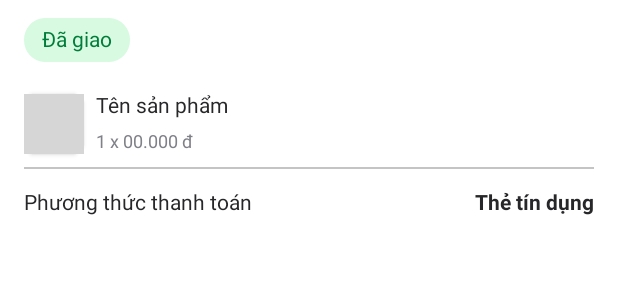
After one commit to SurgeousJP/GearshopApp, an Android app: the layout list_order_status.xml on its own in the app's theme, with its tools: preview values and no code run, on a phone screen of 412 x 824 dp. The commit adds this screen. Shown: the top 300 px of the screen. Run offline under Robolectric (Android 15) with nearby library versions, the phone set to English and light mode, and no system bars; grey boxes are pictures that could not be loaded.

Commit message:
update order management

```diff
--- /dev/null
+++ b/app/src/main/res/drawable/delivered_box.xml
@@ -0,0 +1,9 @@
+<vector xmlns:android="http://schemas.android.com/apk/res/android"
+    android:width="74dp"
+    android:height="29dp"
+    android:viewportWidth="74"
+    android:viewportHeight="29">
+  <path
+      android:pathData="M14.5,0L59.5,0A14.5,14.5 0,0 1,74 14.5L74,14.5A14.5,14.5 0,0 1,59.5 29L14.5,29A14.5,14.5 0,0 1,0 14.5L0,14.5A14.5,14.5 0,0 1,14.5 0z"
+      android:fillColor="#D7FAE0"/>
+</vector>
--- a/app/src/main/res/layout/cart.xml
+++ b/app/src/main/res/layout/cart.xml
@@ -323,7 +323,7 @@
                                 android:layout_marginTop="4dp"
                                 android:gravity="top"
                                 android:lineSpacingExtra="4sp"
-                                android:text="Tiki Now"
+                                android:text="Giaohangnhanh"
                                 android:textAppearance="@style/label_shipp"
                                 android:textStyle="bold"
                                 android:translationY="-2.03sp"
--- /dev/null
+++ b/app/src/main/res/layout/list_order_status.xml
@@ -0,0 +1,156 @@
+<?xml version="1.0" encoding="utf-8"?>
+<androidx.constraintlayout.widget.ConstraintLayout xmlns:android="http://schemas.android.com/apk/res/android"
+    xmlns:app="http://schemas.android.com/apk/res-auto"
+    xmlns:tools="http://schemas.android.com/tools"
+    android:layout_width="match_parent"
+    android:layout_height="match_parent">
+
+    <androidx.constraintlayout.widget.ConstraintLayout
+        android:layout_width="match_parent"
+        android:layout_height="165dp"
+        app:layout_constraintEnd_toEndOf="parent"
+        app:layout_constraintStart_toStartOf="parent"
+        app:layout_constraintTop_toTopOf="parent"
+        android:background="@drawable/cart_box"
+        android:id="@+id/order_status_box">
+        <!--Đã hủy text color: #BF1D28, contraint background: cancel_box-->
+        <!--Đang xử lý text color: #007D3A, contraint background: delivery_box-->
+        <!--Đã giao hàng text color: #007D3A, contraint background: delivered_box-->
+        <!--Đang giao hàng text color: #007D3A, contraint background: delivery_box-->
+        <androidx.constraintlayout.widget.ConstraintLayout
+            android:layout_marginTop="12dp"
+            android:layout_marginLeft="16dp"
+            android:layout_width="wrap_content"
+            android:layout_height="29dp"
+            android:background="@drawable/delivered_box"
+            android:id="@+id/order_status_border"
+            app:layout_constraintTop_toTopOf="parent"
+            app:layout_constraintStart_toStartOf="parent">
+
+            <TextView
+                android:layout_marginHorizontal="12dp"
+                android:id="@+id/content_sta"
+                android:layout_width="wrap_content"
+                android:layout_height="21dp"
+                android:gravity="top"
+                android:lineSpacingExtra="4sp"
+                android:text="Đã giao"
+                android:textColor="#007D3A"
+                android:textSize="14sp"
+                app:layout_constraintBottom_toBottomOf="parent"
+                app:layout_constraintEnd_toEndOf="parent"
+                app:layout_constraintStart_toStartOf="parent"
+                app:layout_constraintTop_toTopOf="parent" />
+        </androidx.constraintlayout.widget.ConstraintLayout>
+
+        <androidx.constraintlayout.widget.ConstraintLayout
+            android:id="@+id/produ_info_list_order_status"
+            android:layout_width="match_parent"
+            android:layout_height="58dp"
+            android:layout_marginTop="12dp"
+            android:layout_marginHorizontal="16dp"
+            app:layout_constraintEnd_toEndOf="parent"
+            app:layout_constraintStart_toStartOf="parent"
+            app:layout_constraintTop_toBottomOf="@id/order_status_border">
+
+            <androidx.cardview.widget.CardView
+                android:id="@+id/account_avatar_item"
+                android:layout_width="40dp"
+                android:layout_height="40dp"
+                app:cardBackgroundColor="@color/white"
+                app:cardCornerRadius="10dp"
+                app:layout_constraintBottom_toBottomOf="parent"
+                app:layout_constraintStart_toStartOf="parent"
+                app:layout_constraintTop_toTopOf="parent">
+
+                <androidx.cardview.widget.CardView
+                    android:layout_width="40dp"
+                    android:layout_height="40dp"
+                    android:layout_gravity="center"
+                    app:cardCornerRadius="10dp">
+
+                    <ImageView
+                        android:id="@+id/account_avartar"
+                        android:layout_width="40dp"
+                        android:layout_height="40dp"
+                        android:scaleType="centerCrop"
+                        android:src="@drawable/a1" />
+
+                </androidx.cardview.widget.CardView>
+            </androidx.cardview.widget.CardView>
+
+            <TextView
+                android:layout_marginLeft="8dp"
+                android:layout_marginTop="8.5dp"
+                android:id="@+id/label_produ"
+                android:layout_width="wrap_content"
+                android:layout_height="21dp"
+                android:gravity="top"
+                android:lineSpacingExtra="4sp"
+                android:text="@string/label_produ"
+                android:textAppearance="@style/label_produ"
+                android:translationY="-2.03sp"
+                app:layout_constraintStart_toEndOf="@+id/account_avatar_item"
+                app:layout_constraintTop_toTopOf="parent" />
+
+            <TextView
+                android:layout_marginLeft="8dp"
+                android:layout_marginTop="4dp"
+                android:id="@+id/description"
+                android:layout_width="wrap_content"
+                android:layout_height="19dp"
+                android:gravity="top"
+                android:lineSpacingExtra="3sp"
+                android:text="1 x 00.000 đ"
+                android:textAppearance="@style/description12"
+                android:translationY="-1.74sp"
+                app:layout_constraintStart_toEndOf="@+id/account_avatar_item"
+                app:layout_constraintTop_toBottomOf="@+id/label_produ" />
+        </androidx.constraintlayout.widget.ConstraintLayout>
+        <View
+            android:layout_width="match_parent"
+            android:layout_height="1dp"
+            android:background="@drawable/line"
+            app:layout_constraintTop_toBottomOf="@id/produ_info_list_order_status"
+            app:layout_constraintStart_toStartOf="parent"
+            app:layout_constraintEnd_toEndOf="parent"
+            android:layout_marginHorizontal="16dp"
+            android:id="@+id/line"/>
+
+        <androidx.constraintlayout.widget.ConstraintLayout
+            android:layout_width="match_parent"
+            android:layout_height="37dp"
+            android:layout_marginHorizontal="16dp"
+            app:layout_constraintEnd_toEndOf="parent"
+            app:layout_constraintStart_toStartOf="parent"
+            app:layout_constraintTop_toBottomOf="@id/line"
+            android:layout_marginTop="4dp">
+
+            <TextView
+                android:id="@+id/label_payme"
+                android:layout_width="wrap_content"
+                android:layout_height="21dp"
+                android:gravity="top"
+                android:lineSpacingExtra="4sp"
+                android:text="Phương thức thanh toán"
+                android:textAppearance="@style/content_pro"
+                app:layout_constraintBottom_toBottomOf="parent"
+                app:layout_constraintStart_toStartOf="parent"
+                app:layout_constraintTop_toTopOf="parent" />
+            <TextView
+                android:id="@+id/label_payment"
+                android:layout_width="wrap_content"
+                android:layout_height="21dp"
+                android:gravity="top"
+                android:lineSpacingExtra="4sp"
+                android:text="Thẻ tín dụng"
+                android:textAppearance="@style/content_pro"
+                android:textStyle="bold"
+                app:layout_constraintBottom_toBottomOf="parent"
+                app:layout_constraintEnd_toEndOf="parent"
+                app:layout_constraintTop_toTopOf="parent" />
+        </androidx.constraintlayout.widget.ConstraintLayout>
+
+    </androidx.constraintlayout.widget.ConstraintLayout>
+
+</androidx.constraintlayout.widget.ConstraintLayout>
--- a/app/src/main/res/values/colors.xml
+++ b/app/src/main/res/values/colors.xml
@@ -7,4 +7,7 @@
     <color name="teal_700">#FF018786</color>
     <color name="black">#FF000000</color>
     <color name="white">#FFFFFFFF</color>
+    <color name="blue">#1A94FF</color>
+    <color name="grey">#808089</color>
+    <color name="light_grey">#F5F5FA</color>
 </resources>
--- a/app/src/main/res/values/themes.xml
+++ b/app/src/main/res/values/themes.xml
@@ -126,4 +126,8 @@
         <item name="android:textSize">18sp</item>
         <item name="android:textColor">#27272A</item>
     </style>
+    <style name="description12">
+        <item name="android:textSize">12sp</item>
+        <item name="android:textColor">#808089</item>
+    </style>
 </resources>
```
Also changed, not shown: app/src/main/res/drawable/cancel_box.xml (added, +9 -0 lines), app/src/main/res/drawable/delivered_icon.xml (added, +13 -0 lines), app/src/main/res/drawable/delivery_box.xml (added, +9 -0 lines), app/src/main/res/drawable/delivery_icon.xml (added, +10 -0 lines), app/src/main/res/drawable/processing_icon.xml (added, +17 -0 lines), app/src/main/res/layout/account_main.xml (+62 -20 lines), app/src/main/res/layout/order_management.xml (added, +274 -0 lines), 19 other files.
